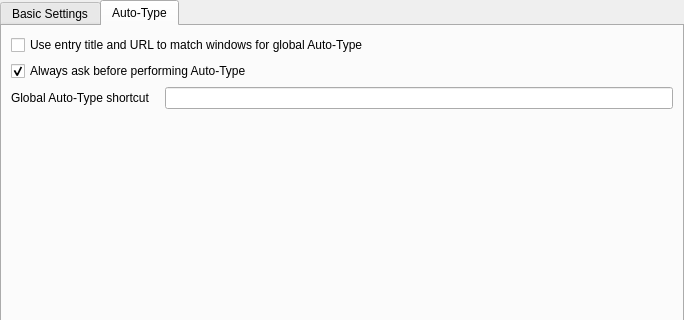
The window that src/gui/SettingsWidgetGeneral.ui (keepassxreboot/keepassxc) describes before a commit, drawn with Qt 5; both pictures show x 0 to 684 and y 0 to 320 of the 684 by 732 pixel window.
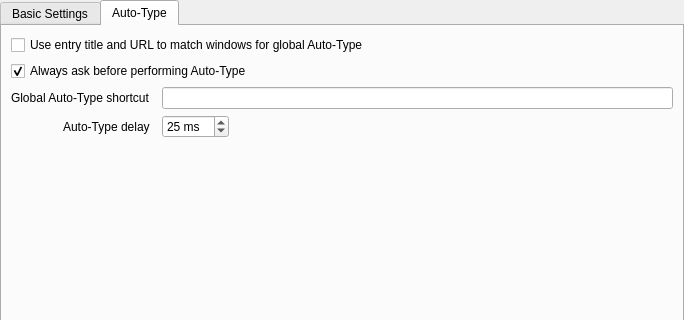
The same window after the commit. The open tabs and pages were chosen to show the change. Custom widgets are drawn as their Qt base class.

Commit message: Add UI to configure default auto-type delay

Patch:
```diff
--- a/src/gui/SettingsWidgetGeneral.ui
+++ b/src/gui/SettingsWidgetGeneral.ui
@@ -318,11 +318,43 @@
         </widget>
        </item>
        <item>
-        <layout class="QHBoxLayout" name="horizontalLayout">
-         <property name="spacing">
-          <number>15</number>
+        <layout class="QGridLayout" name="gridLayout">
+         <property name="horizontalSpacing">
+          <number>12</number>
          </property>
-         <item alignment="Qt::AlignRight">
+         <property name="verticalSpacing">
+          <number>6</number>
+         </property>
+         <item row="1" column="0" alignment="Qt::AlignRight">
+          <widget class="QLabel" name="autoTypeDelayLabel">
+           <property name="text">
+            <string>Auto-Type delay</string>
+           </property>
+          </widget>
+         </item>
+         <item row="1" column="1" alignment="Qt::AlignLeft">
+          <widget class="QSpinBox" name="autoTypeDelaySpinBox">
+           <property name="sizePolicy">
+            <sizepolicy hsizetype="Minimum" vsizetype="Fixed">
+             <horstretch>0</horstretch>
+             <verstretch>0</verstretch>
+            </sizepolicy>
+           </property>
+           <property name="suffix">
+            <string> ms</string>
+           </property>
+           <property name="prefix">
+            <string/>
+           </property>
+           <property name="maximum">
+            <number>999</number>
+           </property>
+           <property name="value">
+            <number>25</number>
+           </property>
+          </widget>
+         </item>
+         <item row="0" column="0" alignment="Qt::AlignRight">
           <widget class="QLabel" name="autoTypeShortcutLabel">
            <property name="sizePolicy">
             <sizepolicy hsizetype="Preferred" vsizetype="Fixed">
@@ -338,7 +370,7 @@
            </property>
           </widget>
          </item>
-         <item>
+         <item row="0" column="1">
           <widget class="ShortcutWidget" name="autoTypeShortcutWidget">
            <property name="sizePolicy">
             <sizepolicy hsizetype="Expanding" vsizetype="Fixed">
```
The commit also changes 3 other files.
